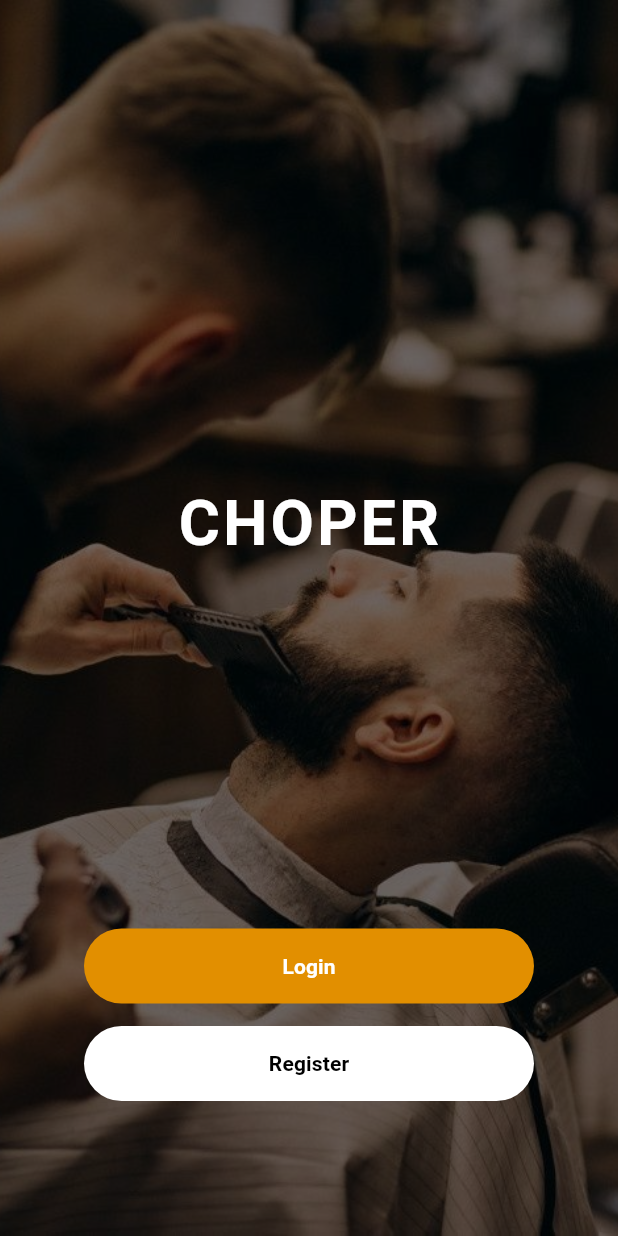
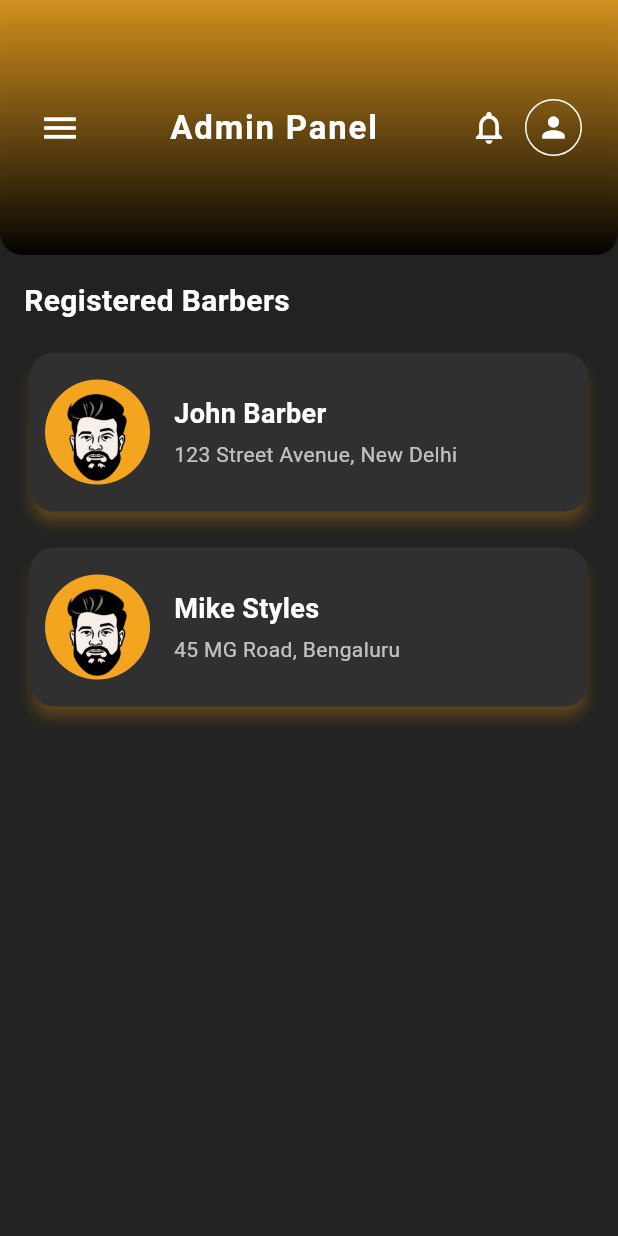
Before and after one commit to Kirtihoodaa/Barber, a Flutter app: the screen it shows after launch, on a phone screen of 412 x 824 dp. Run offline on Flutter 3.47's test engine with Material 3 defaults, Android fonts, the light colour scheme and no system bars; our stand-ins replace get; Roboto replaces fonts that are missing (Poppins).

Commit message:
Admin Panel UI Completed

```diff
--- /dev/null
+++ b/lib/AdminPanel/ADminHomePage.dart
@@ -0,0 +1,48 @@
+import 'package:barber/AdminPanel/BarberCard.dart';
+import 'package:barber/Theme/AppBar.dart';
+import 'package:barber/Theme/AppColors.dart';
+import 'package:flutter/material.dart';
+
+class Adminhomepage extends StatelessWidget {
+  const Adminhomepage({super.key});
+
+  @override
+  Widget build(BuildContext context) {
+    return Scaffold(
+      backgroundColor: Colors.black87,
+      appBar: CustomAppBar(title: "Admin Panel"),
+      body: Padding(
+        padding: const EdgeInsets.all(16.0),
+        child: Column(
+          crossAxisAlignment: CrossAxisAlignment.start,
+          children: [
+            const Text(
+              "Registered Barbers",
+              style: TextStyle(
+                color: Colors.white,
+                fontSize: 20,
+                fontWeight: FontWeight.w600,
+              ),
+            ),
+            const SizedBox(height: 16),
+
+            // 🔹 Use Reusable BarberCard Widget
+            BarberCard(
+              name: "John Barber",
+              address: "123 Street Avenue, New Delhi",
+              imagePath: "Assets/MainScreen/userIcon.png",
+            ),
+
+            const SizedBox(height: 16),
+
+            BarberCard(
+              name: "Mike Styles",
+              address: "45 MG Road, Bengaluru",
+              imagePath: "Assets/MainScreen/userIcon.png",
+            ),
+          ],
+        ),
+      ),
+    );
+  }
+}
--- /dev/null
+++ b/lib/AdminPanel/BarberCard.dart
@@ -0,0 +1,82 @@
+import 'package:barber/AdminPanel/UserDetail.dart';
+import 'package:barber/Theme/AppColors.dart';
+import 'package:flutter/material.dart';
+import 'package:get/get.dart';
+import 'package:get/get_core/src/get_main.dart';
+
+class BarberCard extends StatelessWidget {
+  final String name;
+  final String address;
+  final String imagePath;
+  final VoidCallback? onTap;
+
+  const BarberCard({
+    super.key,
+    required this.name,
+    required this.address,
+    required this.imagePath,
+    this.onTap,
+  });
+
+  @override
+  Widget build(BuildContext context) {
+    return InkWell(
+      onTap:
+          onTap ??
+          () {
+            Get.to(() => UserDetailsScreen());
+          },
+      borderRadius: BorderRadius.circular(16),
+      child: Card(
+        color: AppColors.background,
+        shape: RoundedRectangleBorder(borderRadius: BorderRadius.circular(16)),
+        elevation: 4,
+        shadowColor: AppColors.yellow.withOpacity(0.95),
+        child: Padding(
+          padding: const EdgeInsets.symmetric(vertical: 18),
+          child: Row(
+            crossAxisAlignment: CrossAxisAlignment.center,
+            children: [
+              // 🔹 Barber Avatar (flush with left edge)
+              Padding(
+                padding: const EdgeInsets.only(left: 10),
+                child: CircleAvatar(
+                  radius: 35,
+                  backgroundColor: AppColors.yellow,
+                  backgroundImage: AssetImage(imagePath),
+                ),
+              ),
+
+              const SizedBox(width: 16),
+
+              // 🔹 Barber Info
+              Expanded(
+                child: Column(
+                  crossAxisAlignment: CrossAxisAlignment.start,
+                  children: [
+                    Text(
+                      name,
+                      style: const TextStyle(
+                        color: Colors.white,
+                        fontSize: 18,
+                        fontWeight: FontWeight.bold,
+                      ),
+                    ),
+                    const SizedBox(height: 4),
+                    Text(
+                      address,
+                      style: const TextStyle(
+                        color: Colors.white70,
+                        fontSize: 14,
+                      ),
+                    ),
+                  ],
+                ),
+              ),
+            ],
+          ),
+        ),
+      ),
+    );
+  }
+}
--- /dev/null
+++ b/lib/Theme/AppBar.dart
@@ -0,0 +1,125 @@
+import 'package:barber/Theme/AppColors.dart';
+import 'package:flutter/material.dart';
+
+class CustomAppBar extends StatelessWidget implements PreferredSizeWidget {
+  final String? title;
+  final VoidCallback? onMenuTap;
+  final VoidCallback? onNotificationTap;
+  final VoidCallback? onProfileTap;
+
+  const CustomAppBar({
+    super.key,
+    this.title,
+    this.onMenuTap,
+    this.onNotificationTap,
+    this.onProfileTap,
+  });
+
+  @override
+  Widget build(BuildContext context) {
+    return ClipRRect(
+      borderRadius: const BorderRadius.only(
+        bottomLeft: Radius.circular(15),
+        bottomRight: Radius.circular(15),
+      ),
+      child: Container(
+        height: preferredSize.height,
+        decoration: BoxDecoration(
+          gradient: LinearGradient(
+            begin: Alignment.topCenter,
+            end: Alignment.bottomCenter,
+            colors: [
+              AppColors.yellow.withOpacity(0.85),
+              Colors.black.withOpacity(0.85),
+            ],
+          ),
+          boxShadow: [
+            BoxShadow(
+              color: Colors.black.withOpacity(0.4),
+              blurRadius: 10,
+              offset: const Offset(0, 4),
+            ),
+          ],
+        ),
+
+        child: SafeArea(
+          bottom: false,
+          child: Padding(
+            padding: const EdgeInsets.symmetric(horizontal: 16, vertical: 10),
+            child: Column(
+              mainAxisAlignment: MainAxisAlignment.center,
+              children: [
+                Row(
+                  mainAxisAlignment: MainAxisAlignment.spaceBetween,
+                  children: [
+                    // 🔹 Left: Hamburger Icon
+                    IconButton(
+                      icon: const Icon(
+                        Icons.menu,
+                        color: Colors.white,
+                        size: 28,
+                      ),
+                      onPressed: onMenuTap ?? () {},
+                    ),
+
+                    // 🔹 Center Title (Optional)
+                    if (title != null)
+                      Expanded(
+                        child: Text(
+                          title!,
+                          textAlign: TextAlign.center,
+                          style: const TextStyle(
+                            color: Colors.white,
+                            fontSize: 22,
+                            fontWeight: FontWeight.w600,
+                            letterSpacing: 1.2,
+                          ),
+                        ),
+                      )
+                    else
+                      const Spacer(),
+
+                    // 🔹 Right: Notification + Profile icons
+                    Row(
+                      children: [
+                        IconButton(
+                          icon: const Icon(
+                            Icons.notifications_none,
+                            color: Colors.white,
+                            size: 26,
+                          ),
+                          onPressed: onNotificationTap ?? () {},
+                        ),
+                        GestureDetector(
+                          onTap: onProfileTap ?? () {},
+                          child: Container(
+                            margin: const EdgeInsets.only(right: 8),
+                            width: 38,
+                            height: 38,
+                            decoration: BoxDecoration(
+                              shape: BoxShape.circle,
+                              border: Border.all(color: Colors.white, width: 1),
+                            ),
+                            child: const Icon(
+                              Icons.person,
+                              color: Colors.white,
+                              size: 22,
+                            ),
+                          ),
+                        ),
+                      ],
+                    ),
+                  ],
+                ),
+              ],
+            ),
+          ),
+        ),
+      ),
+    );
+  }
+
+  /// 🔹 Increased AppBar height here
+  @override
+  Size get preferredSize => const Size.fromHeight(170);
+}
--- a/lib/Theme/AppColors.dart
+++ b/lib/Theme/AppColors.dart
@@ -3,7 +3,8 @@ import 'dart:ui';
 class AppColors {
   AppColors._();
 
-  static const Color yellow = Color.fromARGB(255, 226, 143, 0);
+  static const Color yellow = Color.fromARGB(255, 243, 165, 31);
+  static const Color background = Color.fromARGB(255, 48, 48, 48);
   static const Color grey = Color(0xFFF7F8F9);
   static const Color secondarygrey = Color(0xFFF4F4F4);
   static const Color greyBorder = Color(0xFFE8ECF4);
--- a/lib/Theme/InputFields.dart
+++ b/lib/Theme/InputFields.dart
@@ -24,7 +24,7 @@ class CustomTextField extends StatelessWidget {
         hintText: hintText,
         hintStyle: const TextStyle(color: Colors.white70),
         filled: true,
-        fillColor: Colors.black87.withOpacity(0.5),
+        fillColor: Colors.grey.shade900.withOpacity(0.7),
         contentPadding: const EdgeInsets.symmetric(
           horizontal: 20,
           vertical: 14,
--- a/lib/UI Screens/RegisterScreen.dart
+++ b/lib/UI Screens/RegisterScreen.dart
@@ -125,7 +125,7 @@ class _RegisterScreenState extends State<RegisterScreen> {
                     vertical: 14,
                   ),
                   decoration: BoxDecoration(
-                    color: Colors.grey.shade900,
+                    color: Colors.grey.shade900.withOpacity(0.7),
                     borderRadius: BorderRadius.circular(6),
                   ),
                   child: Row(
@@ -153,7 +153,7 @@ class _RegisterScreenState extends State<RegisterScreen> {
                     vertical: 14,
                   ),
                   decoration: BoxDecoration(
-                    color: Colors.grey.shade900,
+                    color: Colors.grey.shade900.withOpacity(0.7),
                     borderRadius: BorderRadius.circular(6),
                   ),
                   child: Row(
--- a/lib/main.dart
+++ b/lib/main.dart
@@ -1,7 +1,7 @@
+import 'package:barber/AdminPanel/ADminHomePage.dart';
 import 'package:barber/UI%20Screens/WelcomeScreen.dart';
 import 'package:flutter/material.dart';
 import 'package:get/get.dart';
-
 
 void main() {
   runApp(const MyApp());
@@ -13,7 +13,8 @@ class MyApp extends StatelessWidget {
   @override
   Widget build(BuildContext context) {
     return GetMaterialApp(
-      home: WelcomeScreen(),
+      theme: ThemeData(fontFamily: 'Poppins'),
+      home: Adminhomepage(),
       debugShowCheckedModeBanner: false,
     );
   }
--- a/pubspec.yaml
+++ b/pubspec.yaml
@@ -35,6 +35,7 @@ dependencies:
   # Use with the CupertinoIcons class for iOS style icons.
   cupertino_icons: ^1.0.8
   get: ^4.7.2
+  google_fonts: ^6.3.2
 
 dev_dependencies:
   flutter_test:
```
Also changed, not shown: lib/AdminPanel/UserDetail.dart (added, +136 -0 lines), lib/UI Screens/WelcomeScreen.dart (+9 -8 lines), pubspec.lock, 1 other file.
